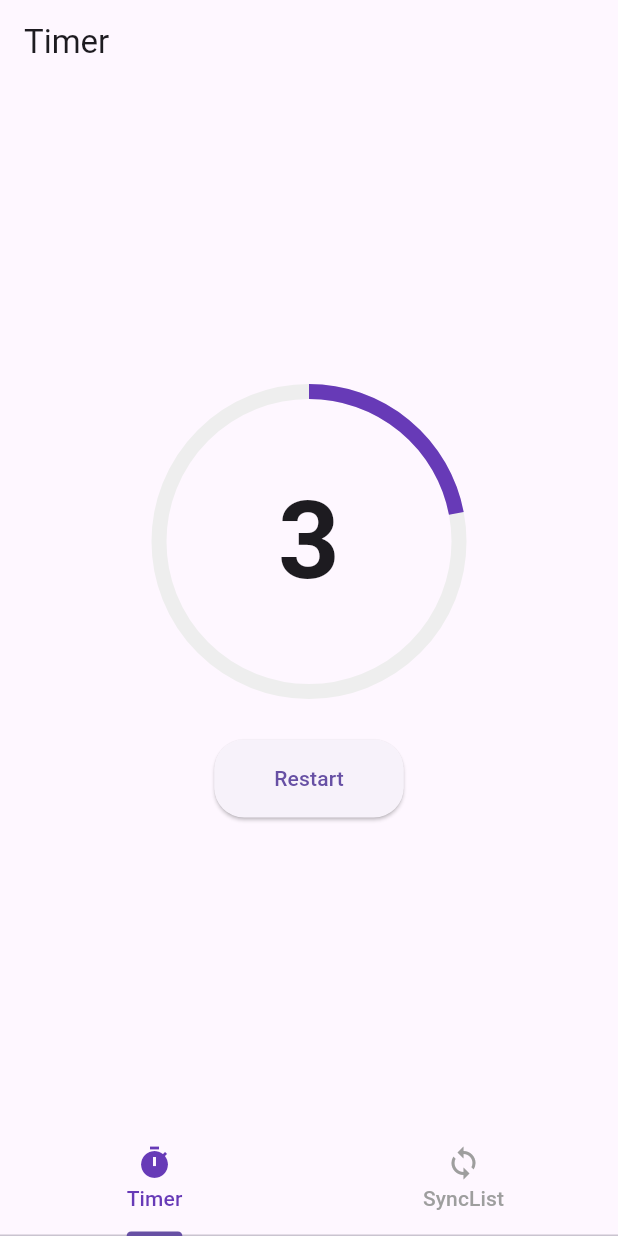
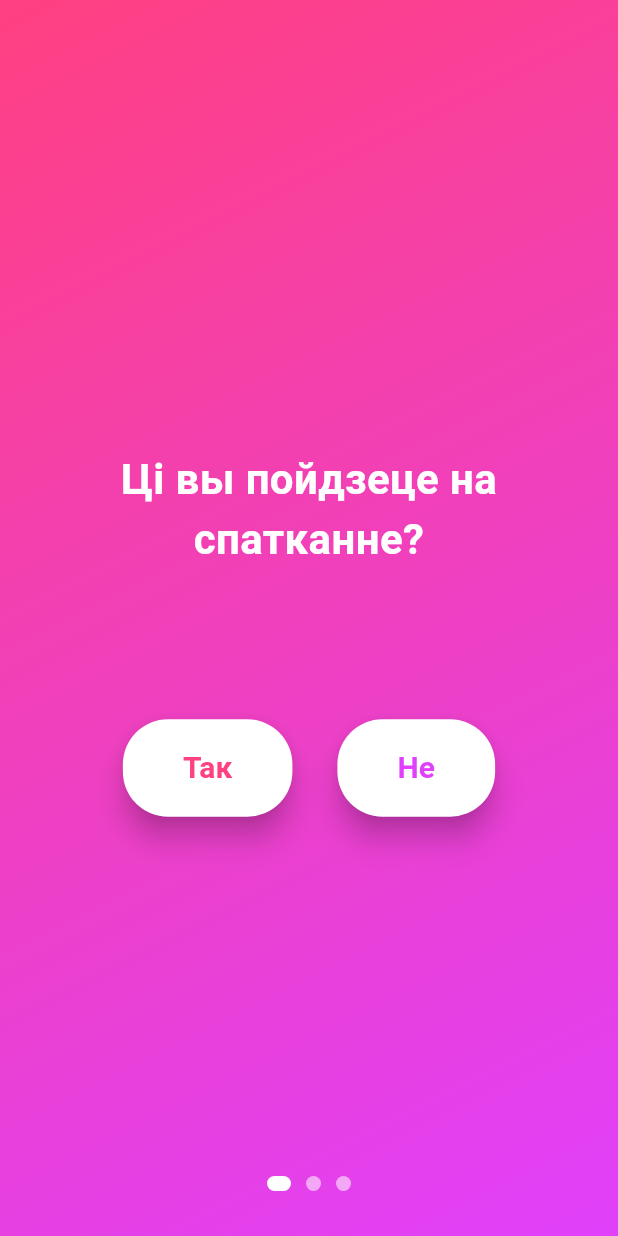
Before and after one commit to kaktysi/tz, a Flutter app: the screen it shows after launch, on a phone screen of 412 x 824 dp. Run offline on Flutter 3.47's test engine with Material 3 defaults, Android fonts, the light colour scheme and no system bars; our stand-ins replace flutter_bloc.

Commit message:
spatkanne

```diff
--- /dev/null
+++ b/lib/features/spatkanne/spatkanne_screen.dart
@@ -0,0 +1,259 @@
+import 'dart:math';
+import 'package:flutter/material.dart';
+
+class SpatkanneScreen extends StatefulWidget {
+  const SpatkanneScreen({super.key});
+
+  @override
+  State<SpatkanneScreen> createState() => _SpatkanneScreenState();
+}
+
+class _SpatkanneScreenState extends State<SpatkanneScreen> {
+  final PageController _pageController = PageController();
+  int _currentPage = 0;
+
+  double top = 0;
+  double left = 0;
+  bool clicked = false;
+  final Random random = Random();
+
+  @override
+  void initState() {
+    super.initState();
+    WidgetsBinding.instance.addPostFrameCallback((_) {
+      final size = MediaQuery.of(context).size;
+      setState(() {
+        top = size.height / 2;
+        left = size.width / 2 + 90;
+      });
+    });
+  }
+
+  void moveNoButton(BuildContext context) {
+    final size = MediaQuery.of(context).size;
+    setState(() {
+      left = random.nextDouble() * (size.width - 140);
+      top = random.nextDouble() * (size.height - 240);
+    });
+  }
+
+  void goToNextPage() {
+    if (_currentPage < 2) {
+      _pageController.nextPage(
+        duration: const Duration(milliseconds: 400),
+        curve: Curves.easeInOut,
+      );
+    }
+  }
+
+  void goToPreviousPage() {
+    if (_currentPage > 0) {
+      _pageController.previousPage(
+        duration: const Duration(milliseconds: 400),
+        curve: Curves.easeInOut,
+      );
+    }
+  }
+
+  @override
+  Widget build(BuildContext context) {
+    return Scaffold(
+      body: Container(
+        decoration: const BoxDecoration(
+          gradient: LinearGradient(
+            colors: [Colors.pinkAccent, Colors.purpleAccent],
+            begin: Alignment.topLeft,
+            end: Alignment.bottomRight,
+          ),
+        ),
+        child: Stack(
+          children: [
+            PageView(
+              controller: _pageController,
+              onPageChanged: (index) {
+                setState(() => _currentPage = index);
+              },
+              physics: const NeverScrollableScrollPhysics(),
+              children: [
+                // 1 страница
+                Stack(
+                  children: [
+                    Column(
+                      mainAxisAlignment: MainAxisAlignment.center,
+                      children: [
+                        const Padding(
+                          padding: EdgeInsets.all(20.0),
+                          child: Text(
+                            "Ці вы пойдзеце на спатканне?",
+                            textAlign: TextAlign.center,
+                            style: TextStyle(
+                              fontSize: 28,
+                              color: Colors.white,
+                              fontWeight: FontWeight.bold,
+                            ),
+                          ),
+                        ),
+                        const SizedBox(height: 80),
+                        Row(
+                          mainAxisAlignment: MainAxisAlignment.center,
+                          children: [
+                            Button(
+                              text: 'Так',
+                              color: Colors.pinkAccent,
+                              onPressed: goToNextPage,
+                            ),
+                            const SizedBox(width: 30),
+                            Visibility(
+                              maintainAnimation: true,
+                              maintainState: true,
+                              maintainSize: true,
+                              visible: !clicked,
+                              child: Button(
+                                text: 'Не',
+                                color: Colors.purpleAccent,
+                                onPressed: () {
+                                  clicked = true;
+                                  setState(() {});
+                                },
+                              ),
+                            ),
+                          ],
+                        ),
+                      ],
+                    ),
+                    if (clicked)
+                      Positioned(
+                        top: top,
+                        left: left,
+                        child: Button(
+                          text: "Не",
+                          color: Colors.deepPurple,
+                          onPressed: () {
+                            moveNoButton(context);
+                          },
+                        ),
+                      ),
+                  ],
+                ),
+                // 2 страница
+                Column(
+                  mainAxisAlignment: MainAxisAlignment.center,
+                  children: [
+                    const Text(
+                      "Вы абралі 'Так'! 💖",
+                      style: TextStyle(
+                        fontSize: 28,
+                        color: Colors.white,
+                        fontWeight: FontWeight.bold,
+                      ),
+                    ),
+                    const SizedBox(height: 40),
+                    Row(
+                      mainAxisAlignment: MainAxisAlignment.center,
+                      children: [
+                        Button(
+                          text: "Назад",
+                          color: Colors.deepPurple,
+                          onPressed: goToPreviousPage,
+                        ),
+                        const SizedBox(width: 20),
+                        Button(
+                          text: "Далей",
+                          color: Colors.pinkAccent,
+                          onPressed: goToNextPage,
+                        ),
+                      ],
+                    ),
+                  ],
+                ),
+                // 3 страница
+                Column(
+                  mainAxisAlignment: MainAxisAlignment.center,
+                  children: [
+                    ClipRRect(
+                      borderRadius: BorderRadius.circular(20),
+                      child: Image.network(
+                        "http://mirchudes.net/uploads/posts/2015-12/1449391771_cherepoveckie-bolota.jpg",
+                        height: 250,
+                        fit: BoxFit.cover,
+                      ),
+                    ),
+                    const SizedBox(height: 30),
+                    const Padding(
+                      padding: EdgeInsets.symmetric(horizontal: 20),
+                      child: Text(
+                        "📍 Месца сустрэчы: Бераг балота\n\n🕖 Час: Раніца ці Вечар\n\nНе забудзьцеся на гумовыя боты! 😉",
+                        textAlign: TextAlign.center,
+                        style: TextStyle(
+                          fontSize: 22,
+                          color: Colors.white,
+                          fontWeight: FontWeight.w500,
+                        ),
+                      ),
+                    ),
+                    const SizedBox(height: 40),
+                    Button(
+                      text: "Назад",
+                      color: Colors.deepPurple,
+                      onPressed: goToPreviousPage,
+                    ),
+                  ],
+                ),
+              ],
+            ),
+            // Индикаторы
+            Positioned(
+              bottom: 30,
+              left: 0,
+              right: 0,
+              child: Row(
+                mainAxisAlignment: MainAxisAlignment.center,
+                children: List.generate(3, (index) {
+                  return AnimatedContainer(
+                    duration: const Duration(milliseconds: 300),
+                    margin: const EdgeInsets.symmetric(horizontal: 5),
+                    width: _currentPage == index ? 16 : 10,
+                    height: 10,
+                    decoration: BoxDecoration(
+                      color:
+                          _currentPage == index ? Colors.white : Colors.white54,
+                      borderRadius: BorderRadius.circular(5),
+                    ),
+                  );
+                }),
+              ),
+            ),
+          ],
+        ),
+      ),
+    );
+  }
+}
+
+class Button extends StatelessWidget {
+  final String text;
+  final Color color;
+  final VoidCallback onPressed;
+  const Button({
+    super.key,
+    required this.text,
+    required this.color,
+    required this.onPressed,
+  });
+  @override
+  Widget build(BuildContext context) => ElevatedButton(
+        style: ElevatedButton.styleFrom(
+          backgroundColor: Colors.white,
+          foregroundColor: color,
+          shape:
+              RoundedRectangleBorder(borderRadius: BorderRadius.circular(30)),
+          padding: const EdgeInsets.symmetric(horizontal: 40, vertical: 18),
+          elevation: 8,
+        ),
+        onPressed: onPressed,
+        child: Text(
+          text,
+          style: const TextStyle(fontSize: 20, fontWeight: FontWeight.bold),
+        ),
+      );
+}
--- a/lib/main.dart
+++ b/lib/main.dart
@@ -1,4 +1,5 @@
 import 'package:flutter/material.dart';
+import 'package:tz/features/spatkanne/spatkanne_screen.dart';
 
 import 'features/main/main.dart';
 
@@ -17,7 +18,7 @@ class MyApp extends StatelessWidget {
         primarySwatch: Colors.deepPurple,
         useMaterial3: true,
       ),
-      home: MainScreen(),
+      home: SpatkanneScreen(),
     );
   }
 }
```
